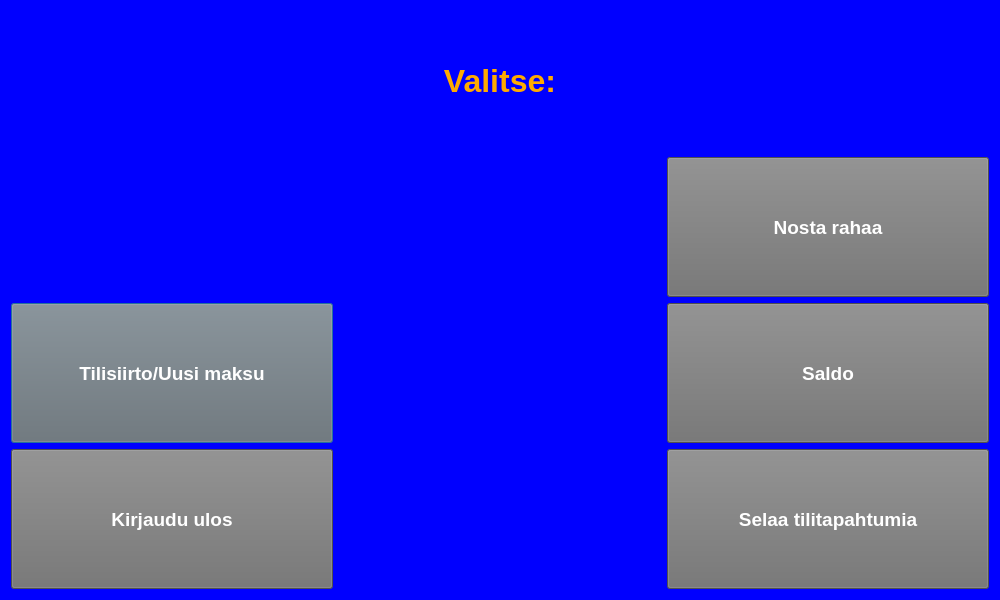
Old version of the form BankEXE/maindialog.ui in the repository Akllu/BankSimul.
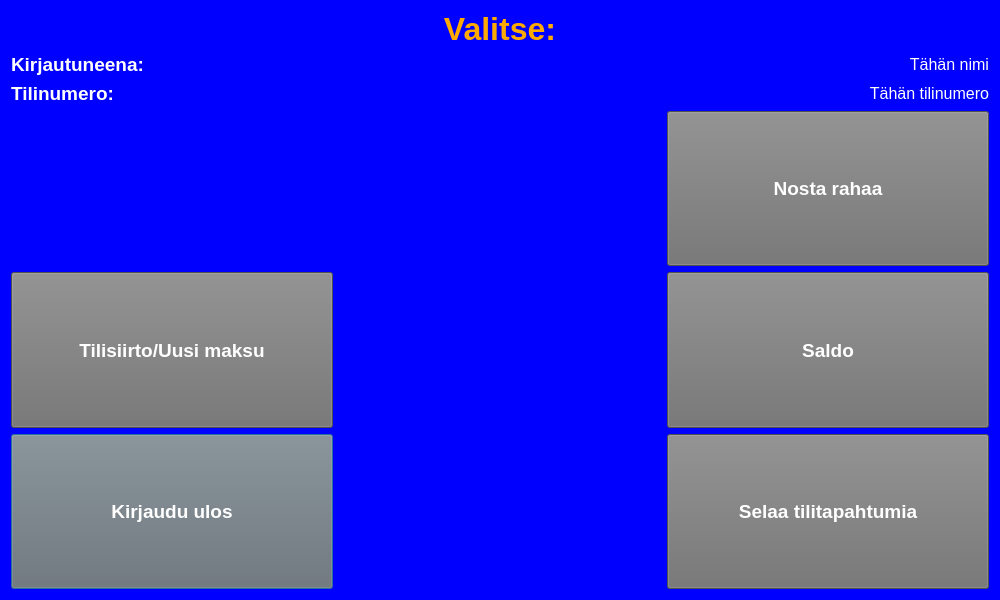
New version of the form.

```diff
--- a/BankEXE/maindialog.ui
+++ b/BankEXE/maindialog.ui
@@ -19,7 +19,31 @@
   <layout class="QVBoxLayout" name="verticalLayout">
    <item>
     <layout class="QGridLayout" name="gridLayout">
-     <item row="3" column="0">
+     <item row="6" column="0">
+      <widget class="QPushButton" name="logoutButton">
+       <property name="sizePolicy">
+        <sizepolicy hsizetype="Preferred" vsizetype="Preferred">
+         <horstretch>0</horstretch>
+         <verstretch>0</verstretch>
+        </sizepolicy>
+       </property>
+       <property name="font">
+        <font>
+         <pointsize>14</pointsize>
+         <weight>75</weight>
+         <bold>true</bold>
+        </font>
+       </property>
+       <property name="styleSheet">
+        <string notr="true">background-color: rgb(112, 112, 112);
+color: rgb(255, 255, 255);</string>
+       </property>
+       <property name="text">
+        <string>Kirjaudu ulos</string>
+       </property>
+      </widget>
+     </item>
+     <item row="4" column="0">
       <widget class="QPushButton" name="transferButton">
        <property name="sizePolicy">
         <sizepolicy hsizetype="Preferred" vsizetype="Preferred">
@@ -43,7 +67,27 @@
        </property>
       </widget>
      </item>
-     <item row="3" column="2">
+     <item row="1" column="1" colspan="2">
+      <widget class="QLabel" name="nameLabel">
+       <property name="font">
+        <font>
+         <pointsize>12</pointsize>
+         <weight>50</weight>
+         <bold>false</bold>
+        </font>
+       </property>
+       <property name="styleSheet">
+        <string notr="true">color: rgb(255, 255, 255);</string>
+       </property>
+       <property name="text">
+        <string>Tähän nimi</string>
+       </property>
+       <property name="alignment">
+        <set>Qt::AlignRight|Qt::AlignTrailing|Qt::AlignVCenter</set>
+       </property>
+      </widget>
+     </item>
+     <item row="4" column="2">
       <widget class="QPushButton" name="balanceButton">
        <property name="enabled">
         <bool>true</bool>
@@ -70,7 +114,54 @@
        </property>
       </widget>
      </item>
-     <item row="2" column="2">
+     <item row="1" column="0">
+      <widget class="QLabel" name="headerLabel2">
+       <property name="sizePolicy">
+        <sizepolicy hsizetype="Preferred" vsizetype="Fixed">
+         <horstretch>0</horstretch>
+         <verstretch>0</verstretch>
+        </sizepolicy>
+       </property>
+       <property name="font">
+        <font>
+         <pointsize>14</pointsize>
+         <weight>75</weight>
+         <bold>true</bold>
+        </font>
+       </property>
+       <property name="styleSheet">
+        <string notr="true">color: rgb(255, 255, 255);</string>
+       </property>
+       <property name="text">
+        <string>Kirjautuneena:</string>
+       </property>
+      </widget>
+     </item>
+     <item row="6" column="2">
+      <widget class="QPushButton" name="transactionButton">
+       <property name="sizePolicy">
+        <sizepolicy hsizetype="Preferred" vsizetype="Preferred">
+         <horstretch>0</horstretch>
+         <verstretch>0</verstretch>
+        </sizepolicy>
+       </property>
+       <property name="font">
+        <font>
+         <pointsize>14</pointsize>
+         <weight>75</weight>
+         <bold>true</bold>
+        </font>
+       </property>
+       <property name="styleSheet">
+        <string notr="true">background-color: rgb(112, 112, 112);
+color: rgb(255, 255, 255);</string>
+       </property>
+       <property name="text">
+        <string>Selaa tilitapahtumia</string>
+       </property>
+      </widget>
+     </item>
+     <item row="3" column="2">
       <widget class="QPushButton" name="withdrawButton">
        <property name="sizePolicy">
         <sizepolicy hsizetype="Preferred" vsizetype="Preferred">
@@ -94,8 +185,55 @@
        </property>
       </widget>
      </item>
-     <item row="0" column="1">
+     <item row="2" column="0">
+      <widget class="QLabel" name="headerLabel3">
+       <property name="sizePolicy">
+        <sizepolicy hsizetype="Preferred" vsizetype="Fixed">
+         <horstretch>0</horstretch>
+         <verstretch>0</verstretch>
+        </sizepolicy>
+       </property>
+       <property name="font">
+        <font>
+         <pointsize>14</pointsize>
+         <weight>75</weight>
+         <bold>true</bold>
+        </font>
+       </property>
+       <property name="styleSheet">
+        <string notr="true">color: rgb(255, 255, 255);</string>
+       </property>
+       <property name="text">
+        <string>Tilinumero:</string>
+       </property>
+      </widget>
+     </item>
+     <item row="2" column="1" colspan="2">
+      <widget class="QLabel" name="label_2">
+       <property name="font">
+        <font>
+         <pointsize>12</pointsize>
+        </font>
+       </property>
+       <property name="styleSheet">
+        <string notr="true">color: rgb(255, 255, 255);</string>
+       </property>
+       <property name="text">
+        <string>Tähän tilinumero</string>
+       </property>
+       <property name="alignment">
+        <set>Qt::AlignRight|Qt::AlignTrailing|Qt::AlignVCenter</set>
+       </property>
+      </widget>
+     </item>
+     <item row="0" column="0" colspan="3">
       <widget class="QLabel" name="headerLabel">
+       <property name="sizePolicy">
+        <sizepolicy hsizetype="Preferred" vsizetype="Fixed">
+         <horstretch>0</horstretch>
+         <verstretch>0</verstretch>
+        </sizepolicy>
+       </property>
        <property name="font">
         <font>
          <pointsize>24</pointsize>
@@ -114,54 +252,6 @@
        </property>
       </widget>
      </item>
-     <item row="5" column="2">
-      <widget class="QPushButton" name="transactionButton">
-       <property name="sizePolicy">
-        <sizepolicy hsizetype="Preferred" vsizetype="Preferred">
-         <horstretch>0</horstretch>
-         <verstretch>0</verstretch>
-        </sizepolicy>
-       </property>
-       <property name="font">
-        <font>
-         <pointsize>14</pointsize>
-         <weight>75</weight>
-         <bold>true</bold>
-        </font>
-       </property>
-       <property name="styleSheet">
-        <string notr="true">background-color: rgb(112, 112, 112);
-color: rgb(255, 255, 255);</string>
-       </property>
-       <property name="text">
-        <string>Selaa tilitapahtumia</string>
-       </property>
-      </widget>
-     </item>
-     <item row="5" column="0">
-      <widget class="QPushButton" name="logoutButton">
-       <property name="sizePolicy">
-        <sizepolicy hsizetype="Preferred" vsizetype="Preferred">
-         <horstretch>0</horstretch>
-         <verstretch>0</verstretch>
-        </sizepolicy>
-       </property>
-       <property name="font">
-        <font>
-         <pointsize>14</pointsize>
-         <weight>75</weight>
-         <bold>true</bold>
-        </font>
-       </property>
-       <property name="styleSheet">
-        <string notr="true">background-color: rgb(112, 112, 112);
-color: rgb(255, 255, 255);</string>
-       </property>
-       <property name="text">
-        <string>Kirjaudu ulos</string>
-       </property>
-      </widget>
-     </item>
     </layout>
    </item>
   </layout>
```
